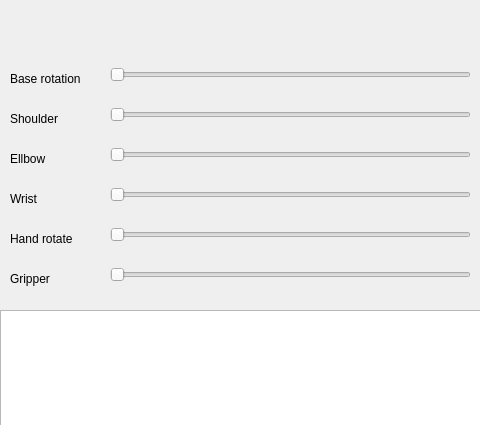
ulrichard/robotloader, file racs/qt/mainwindow.ui: the form before one commit.
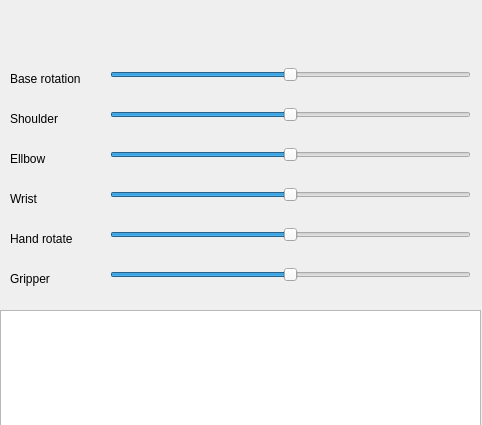
The form after the commit.

Patch:
```diff
--- a/racs/qt/mainwindow.ui
+++ b/racs/qt/mainwindow.ui
@@ -6,7 +6,7 @@
    <rect>
     <x>0</x>
     <y>0</y>
-    <width>480</width>
+    <width>482</width>
     <height>425</height>
    </rect>
   </property>
@@ -33,6 +33,12 @@
       <height>29</height>
      </rect>
     </property>
+    <property name="minimum">
+     <number>-1000</number>
+    </property>
+    <property name="maximum">
+     <number>1000</number>
+    </property>
     <property name="orientation">
      <enum>Qt::Horizontal</enum>
     </property>
@@ -46,6 +52,12 @@
       <height>29</height>
      </rect>
     </property>
+    <property name="minimum">
+     <number>-1000</number>
+    </property>
+    <property name="maximum">
+     <number>1000</number>
+    </property>
     <property name="orientation">
      <enum>Qt::Horizontal</enum>
     </property>
@@ -59,6 +71,12 @@
       <height>29</height>
      </rect>
     </property>
+    <property name="minimum">
+     <number>-1000</number>
+    </property>
+    <property name="maximum">
+     <number>1000</number>
+    </property>
     <property name="orientation">
      <enum>Qt::Horizontal</enum>
     </property>
@@ -72,6 +90,12 @@
       <height>29</height>
      </rect>
     </property>
+    <property name="minimum">
+     <number>-1000</number>
+    </property>
+    <property name="maximum">
+     <number>1000</number>
+    </property>
     <property name="orientation">
      <enum>Qt::Horizontal</enum>
     </property>
@@ -85,6 +109,12 @@
       <height>29</height>
      </rect>
     </property>
+    <property name="minimum">
+     <number>-1000</number>
+    </property>
+    <property name="maximum">
+     <number>1000</number>
+    </property>
     <property name="orientation">
      <enum>Qt::Horizontal</enum>
     </property>
@@ -98,6 +128,12 @@
       <height>29</height>
      </rect>
     </property>
+    <property name="minimum">
+     <number>-1000</number>
+    </property>
+    <property name="maximum">
+     <number>1000</number>
+    </property>
     <property name="orientation">
      <enum>Qt::Horizontal</enum>
     </property>
```
Left out of the diff: 12 changed lines with no effect on the pictures.
